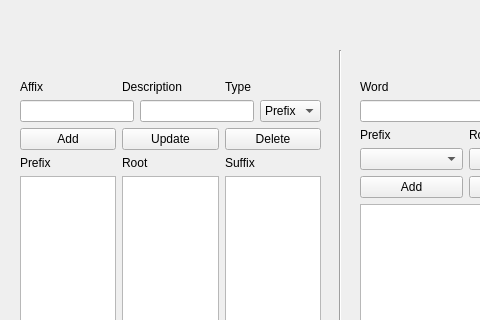
First picture: the form in src/prefix_pogoda.ui, repository Noeyfan/smalLab, before the edit; both pictures show x 0 to 480 and y 0 to 320 of the 839 by 450 pixel window.
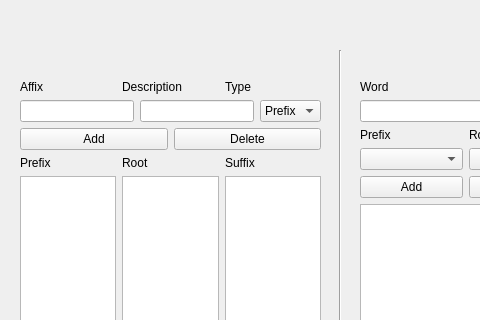
Second picture: the form after the edit.

Commit message: prefix pogoda done

Diff of the .ui file:
```diff
--- a/src/prefix_pogoda.ui
+++ b/src/prefix_pogoda.ui
@@ -196,13 +196,6 @@
         </property>
        </widget>
       </item>
-      <item>
-       <widget class="QPushButton" name="affix_update">
-        <property name="text">
-         <string>Update</string>
-        </property>
-       </widget>
-      </item>
       <item>
        <widget class="QPushButton" name="affix_delete">
         <property name="text">
```
The commit also changes 2 other files.
